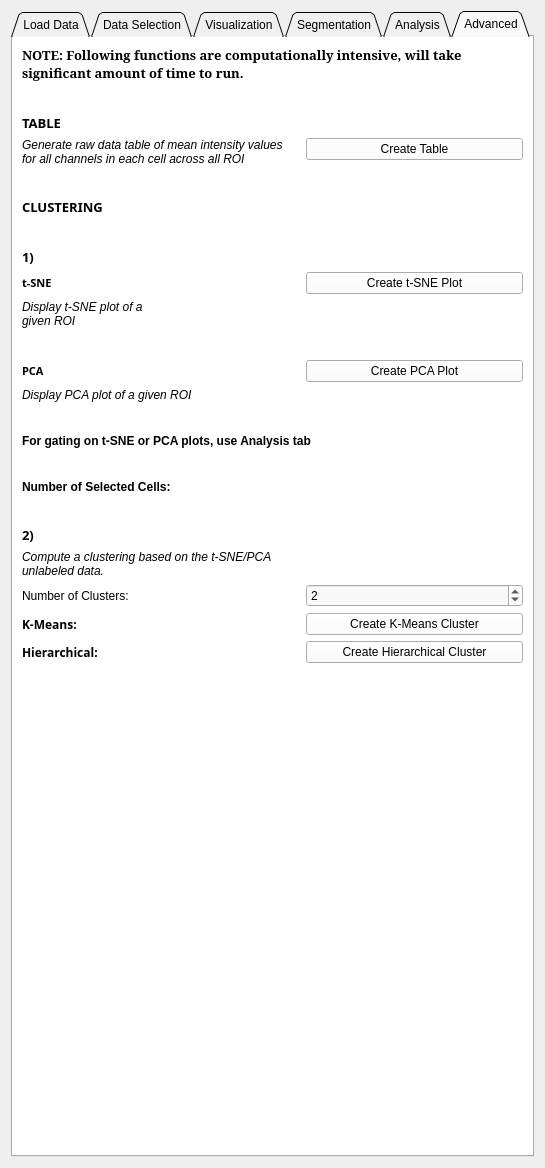
SlicerMicro/Slicer-TITAN, file HypModuleCode/Resources/UI/HypModuleCode.ui: the form before one commit.
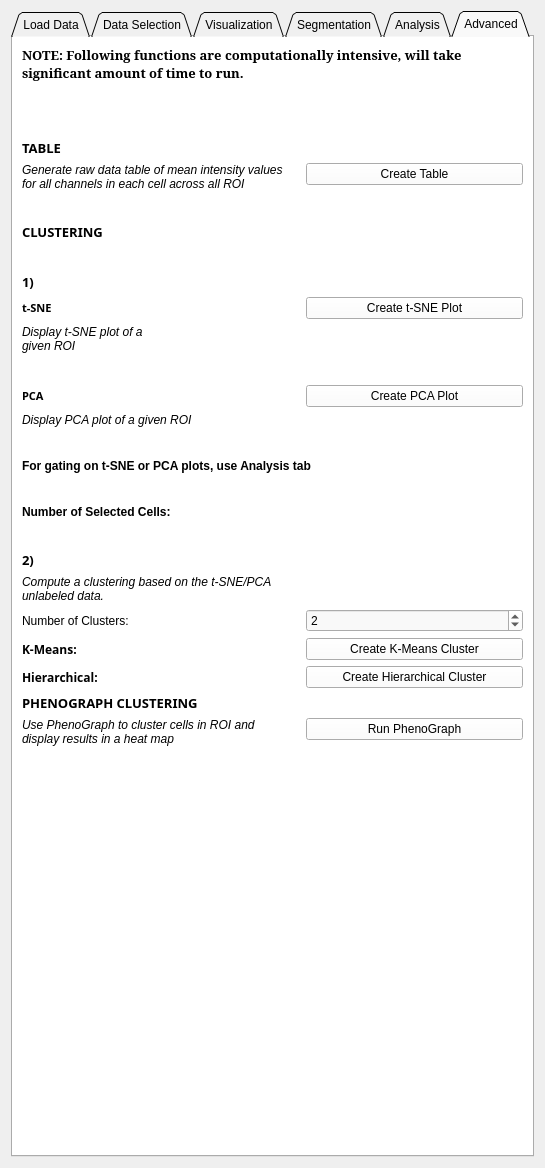
The form after the commit. The open tabs and pages were chosen to show the change. Custom widgets are drawn as their Qt base class.

Commit message: BUG: PhenoGraph not running properly in Slicer

Patch:
```diff
--- a/HypModuleCode/Resources/UI/HypModuleCode.ui
+++ b/HypModuleCode/Resources/UI/HypModuleCode.ui
@@ -1853,7 +1853,7 @@
        <string>Advanced</string>
       </attribute>
       <layout class="QFormLayout" name="formLayout_3">
-       <item row="2" column="0">
+       <item row="3" column="0">
         <widget class="QLabel" name="label_43">
          <property name="font">
           <font>
@@ -1868,7 +1868,7 @@
          </property>
         </widget>
        </item>
-       <item row="3" column="0">
+       <item row="4" column="0">
         <widget class="QLabel" name="label_44">
          <property name="font">
           <font>
@@ -1883,14 +1883,14 @@
          </property>
         </widget>
        </item>
-       <item row="3" column="1">
+       <item row="4" column="1">
         <widget class="QPushButton" name="crtRawData">
          <property name="text">
           <string>Create Table</string>
          </property>
         </widget>
        </item>
-       <item row="5" column="0">
+       <item row="6" column="0">
         <spacer name="horizontalSpacer_20">
          <property name="orientation">
           <enum>Qt::Horizontal</enum>
@@ -1903,7 +1903,7 @@
          </property>
         </spacer>
        </item>
-       <item row="6" column="0">
+       <item row="7" column="0">
         <widget class="QLabel" name="label_36">
          <property name="font">
           <font>
@@ -1918,7 +1918,7 @@
          </property>
         </widget>
        </item>
-       <item row="7" column="0">
+       <item row="8" column="0">
         <spacer name="horizontalSpacer_21">
          <property name="orientation">
           <enum>Qt::Horizontal</enum>
@@ -1931,7 +1931,7 @@
          </property>
         </spacer>
        </item>
-       <item row="8" column="0">
+       <item row="9" column="0">
         <widget class="QLabel" name="label_41">
          <property name="font">
           <font>
@@ -1946,7 +1946,7 @@
          </property>
         </widget>
        </item>
-       <item row="9" column="0">
+       <item row="10" column="0">
         <widget class="QLabel" name="label_31">
          <property name="font">
           <font>
@@ -1961,14 +1961,14 @@
          </property>
         </widget>
        </item>
-       <item row="9" column="1">
+       <item row="10" column="1">
         <widget class="QPushButton" name="crtTsne">
          <property name="text">
           <string>Create t-SNE Plot</string>
          </property>
         </widget>
        </item>
-       <item row="10" column="0">
+       <item row="11" column="0">
         <widget class="QLabel" name="label_32">
          <property name="font">
           <font>
@@ -1983,7 +1983,7 @@
          </property>
         </widget>
        </item>
-       <item row="12" column="0">
+       <item row="13" column="0">
         <spacer name="horizontalSpacer_16">
          <property name="orientation">
           <enum>Qt::Horizontal</enum>
@@ -1996,7 +1996,7 @@
          </property>
         </spacer>
        </item>
-       <item row="13" column="0">
+       <item row="14" column="0">
         <widget class="QLabel" name="label_33">
          <property name="font">
           <font>
@@ -2011,14 +2011,14 @@
          </property>
         </widget>
        </item>
-       <item row="13" column="1">
+       <item row="14" column="1">
         <widget class="QPushButton" name="crtPCA">
          <property name="text">
           <string>Create PCA Plot</string>
          </property>
         </widget>
        </item>
-       <item row="14" column="0">
+       <item row="15" column="0">
         <widget class="QLabel" name="label_34">
          <property name="font">
           <font>
@@ -2030,7 +2030,7 @@
          </property>
         </widget>
        </item>
-       <item row="17" column="0">
+       <item row="18" column="0">
         <spacer name="horizontalSpacer_15">
          <property name="orientation">
           <enum>Qt::Horizontal</enum>
@@ -2043,7 +2043,7 @@
          </property>
         </spacer>
        </item>
-       <item row="18" column="0">
+       <item row="19" column="0">
         <widget class="QLabel" name="label_35">
          <property name="font">
           <font>
@@ -2056,7 +2056,7 @@
          </property>
         </widget>
        </item>
-       <item row="18" column="1">
+       <item row="19" column="1">
         <widget class="QLabel" name="tsneSelectedCellsCount">
          <property name="font">
           <font>
@@ -2069,7 +2069,7 @@
          </property>
         </widget>
        </item>
-       <item row="19" column="0">
+       <item row="20" column="0">
         <spacer name="horizontalSpacer_17">
          <property name="orientation">
           <enum>Qt::Horizontal</enum>
@@ -2082,7 +2082,7 @@
          </property>
         </spacer>
        </item>
-       <item row="20" column="0">
+       <item row="21" column="0">
         <widget class="QLabel" name="label_42">
          <property name="font">
           <font>
@@ -2097,7 +2097,7 @@
          </property>
         </widget>
        </item>
-       <item row="22" column="0">
+       <item row="23" column="0">
         <widget class="QLabel" name="label_37">
          <property name="font">
           <font>
@@ -2112,21 +2112,21 @@
          </property>
         </widget>
        </item>
-       <item row="23" column="0">
+       <item row="24" column="0">
         <widget class="QLabel" name="label_38">
          <property name="text">
           <string>Number of Clusters:</string>
          </property>
         </widget>
        </item>
-       <item row="23" column="1">
+       <item row="24" column="1">
         <widget class="QSpinBox" name="nClusters">
          <property name="value">
           <number>2</number>
          </property>
         </widget>
        </item>
-       <item row="24" column="0">
+       <item row="25" column="0">
         <widget class="QLabel" name="label_39">
          <property name="font">
           <font>
@@ -2140,14 +2140,14 @@
          </property>
         </widget>
        </item>
-       <item row="24" column="1">
+       <item row="25" column="1">
         <widget class="QPushButton" name="crtKMeans">
          <property name="text">
           <string>Create K-Means Cluster</string>
          </property>
         </widget>
        </item>
-       <item row="25" column="0">
+       <item row="26" column="0">
         <widget class="QLabel" name="label_40">
          <property name="font">
           <font>
@@ -2161,7 +2161,7 @@
          </property>
         </widget>
        </item>
-       <item row="25" column="1">
+       <item row="26" column="1">
         <widget class="QPushButton" name="crtHierarch">
          <property name="text">
           <string>Create Hierarchical Cluster</string>
@@ -2199,7 +2199,7 @@
          </property>
         </spacer>
        </item>
-       <item row="16" column="0" colspan="2">
+       <item row="17" column="0" colspan="2">
         <widget class="QLabel" name="label_50">
          <property name="font">
           <font>
@@ -2212,7 +2212,7 @@
          </property>
         </widget>
        </item>
-       <item row="15" column="0">
+       <item row="16" column="0">
         <spacer name="horizontalSpacer_14">
          <property name="orientation">
           <enum>Qt::Horizontal</enum>
@@ -2225,6 +2225,149 @@
          </property>
         </spacer>
        </item>
+       <item row="27" column="0">
+        <widget class="QLabel" name="label_52">
+         <property name="font">
+          <font>
+           <family>Montserrat</family>
+           <pointsize>10</pointsize>
+           <weight>75</weight>
+           <bold>true</bold>
+          </font>
+         </property>
+         <property name="text">
+          <string>PHENOGRAPH CLUSTERING</string>
+         </property>
+        </widget>
+       </item>
+       <item row="28" column="0">
+        <widget class="QLabel" name="label_53">
+         <property name="font">
+          <font>
+           <italic>true</italic>
+          </font>
+         </property>
+         <property name="text">
+          <string>Use PhenoGraph to cluster cells in ROI and display results in a heat map</string>
+         </property>
+         <property name="wordWrap">
+          <bool>true</bool>
+         </property>
+        </widget>
+       </item>
+       <item row="28" column="1">
+        <widget class="QPushButton" name="crtPhenograph">
+         <property name="text">
+          <string>Run PhenoGraph</string>
+         </property>
+        </widget>
+       </item>
+       <item row="2" column="0" colspan="2">
+        <widget class="QLabel" name="advancedErrorMessage">
+         <property name="palette">
+          <palette>
+           <active>
+            <colorrole role="WindowText">
+             <brush brushstyle="SolidPattern">
+              <color alpha="255">
+               <red>255</red>
+               <green>0</green>
+               <blue>0</blue>
+              </color>
+             </brush>
+            </colorrole>
+            <colorrole role="Text">
+             <brush brushstyle="SolidPattern">
+              <color alpha="255">
+               <red>255</red>
+               <green>0</green>
+               <blue>0</blue>
+              </color>
+             </brush>
+            </colorrole>
+            <colorrole role="PlaceholderText">
+             <brush brushstyle="SolidPattern">
+              <color alpha="128">
+               <red>255</red>
+               <green>0</green>
+               <blue>0</blue>
+              </color>
+             </brush>
+            </colorrole>
+           </active>
+           <inactive>
+            <colorrole role="WindowText">
+             <brush brushstyle="SolidPattern">
+              <color alpha="255">
+               <red>255</red>
+               <green>0</green>
+               <blue>0</blue>
+              </color>
+             </brush>
+            </colorrole>
+            <colorrole role="Text">
+             <brush brushstyle="SolidPattern">
+              <color alpha="255">
+               <red>255</red>
+               <green>0</green>
+               <blue>0</blue>
+              </color>
+             </brush>
+            </colorrole>
+            <colorrole role="PlaceholderText">
+             <brush brushstyle="SolidPattern">
+              <color alpha="128">
+               <red>255</red>
+               <green>0</green>
+               <blue>0</blue>
+              </color>
+             </brush>
+            </colorrole>
+           </inactive>
+           <disabled>
+            <colorrole role="WindowText">
+             <brush brushstyle="SolidPattern">
+              <color alpha="255">
+               <red>120</red>
+               <green>120</green>
+               <blue>120</blue>
+              </color>
+             </brush>
+            </colorrole>
+            <colorrole role="Text">
+             <brush brushstyle="SolidPattern">
+              <color alpha="255">
+               <red>120</red>
+               <green>120</green>
+               <blue>120</blue>
+              </color>
+             </brush>
+            </colorrole>
+            <colorrole role="PlaceholderText">
+             <brush brushstyle="SolidPattern">
+              <color alpha="128">
+               <red>0</red>
+               <green>0</green>
+               <blue>0</blue>
+              </color>
+             </brush>
+            </colorrole>
+           </disabled>
+          </palette>
+         </property>
+         <property name="font">
+          <font>
+           <family>Courier</family>
+           <pointsize>12</pointsize>
+           <weight>75</weight>
+           <bold>true</bold>
+          </font>
+         </property>
+         <property name="text">
+          <string/>
+         </property>
+        </widget>
+       </item>
       </layout>
      </widget>
     </widget>
```
Left out of the diff: 2 changed lines with no effect on the pictures. The commit also changes 1 other file.
